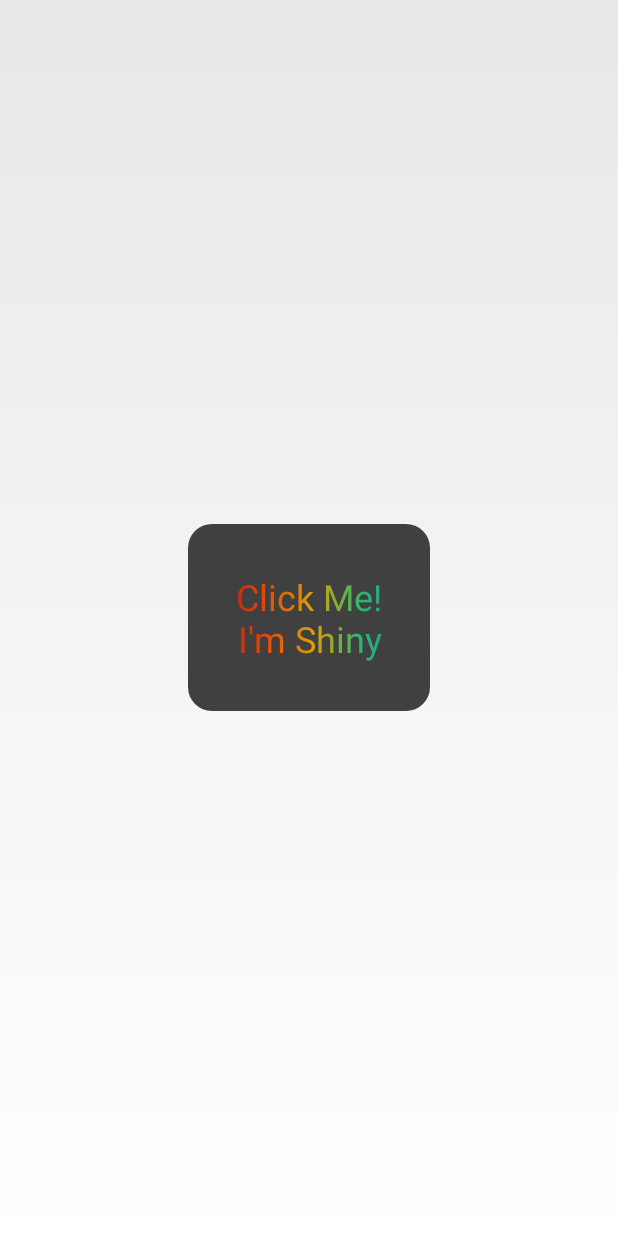
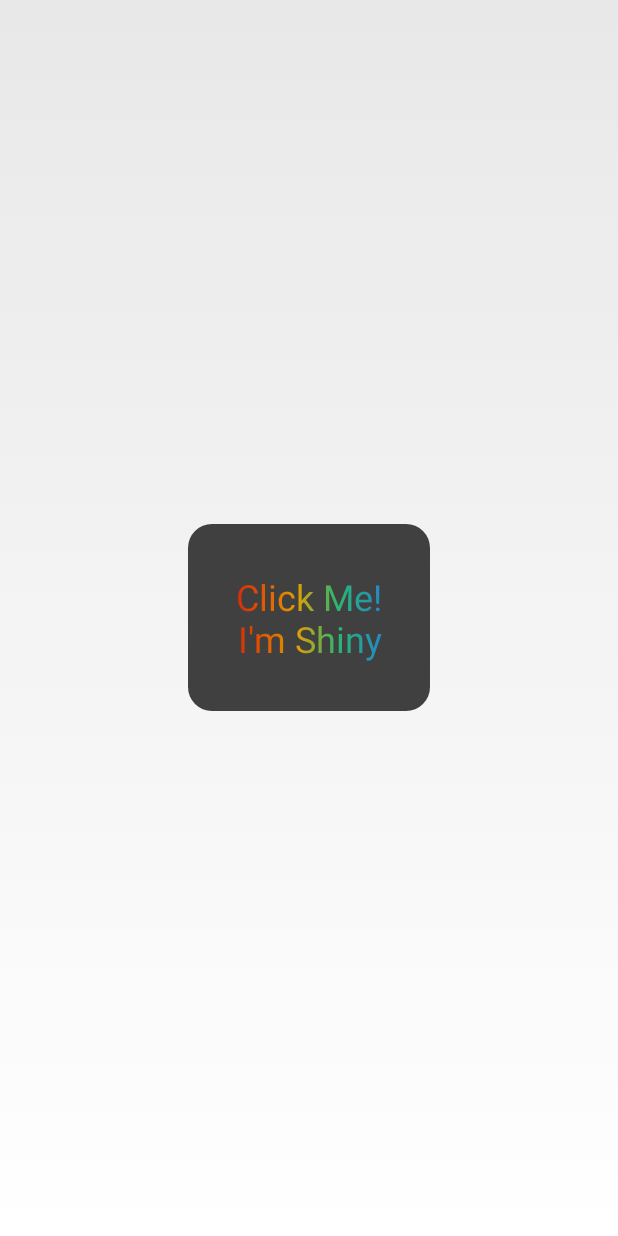
Before and after one commit to ykabaran/Android-Progress-Button-Demo, an Android app: the screen it shows after launch (MainActivity), after a tap on an icon or button, on a phone screen of 412 x 824 dp. Run offline under Robolectric (Android 15) with nearby library versions, the phone set to English and light mode, and no system bars.

Commit message:
corrected gradient discontinuity

```diff
--- a/app/src/main/res/values/colors.xml
+++ b/app/src/main/res/values/colors.xml
@@ -19,6 +19,7 @@
         <item>@color/green</item>
         <item>@color/blue</item>
         <item>@color/violet</item>
+        <item>@color/red</item>
     </array>
 
 </resources>
```
Also changed, not shown: 1 other file.
